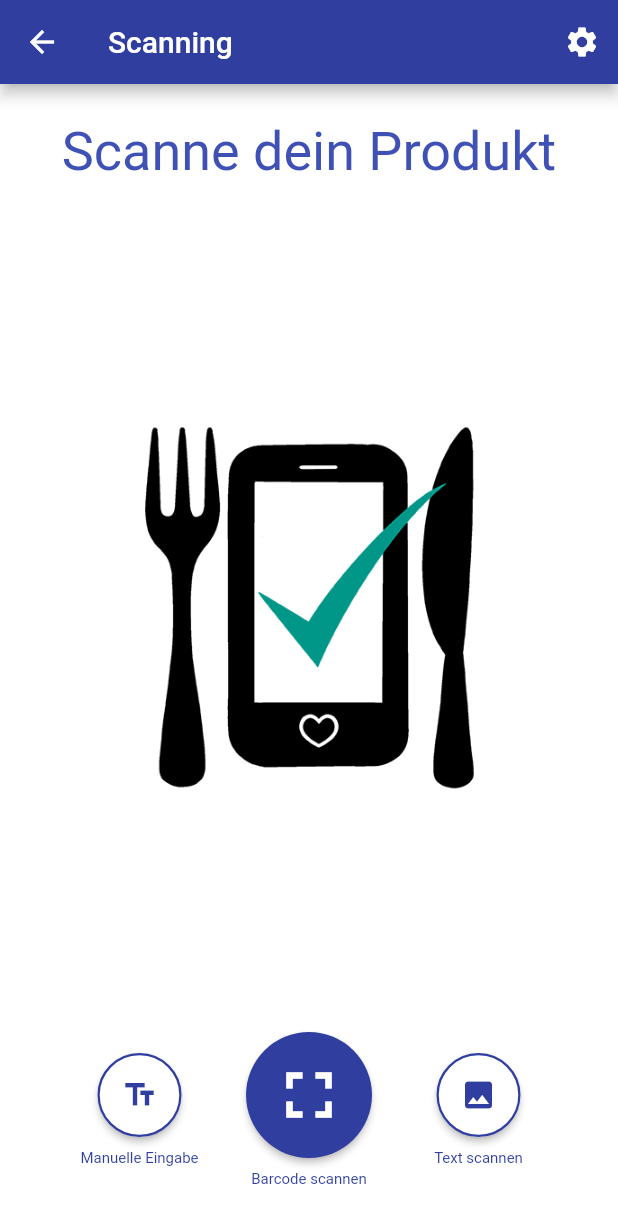
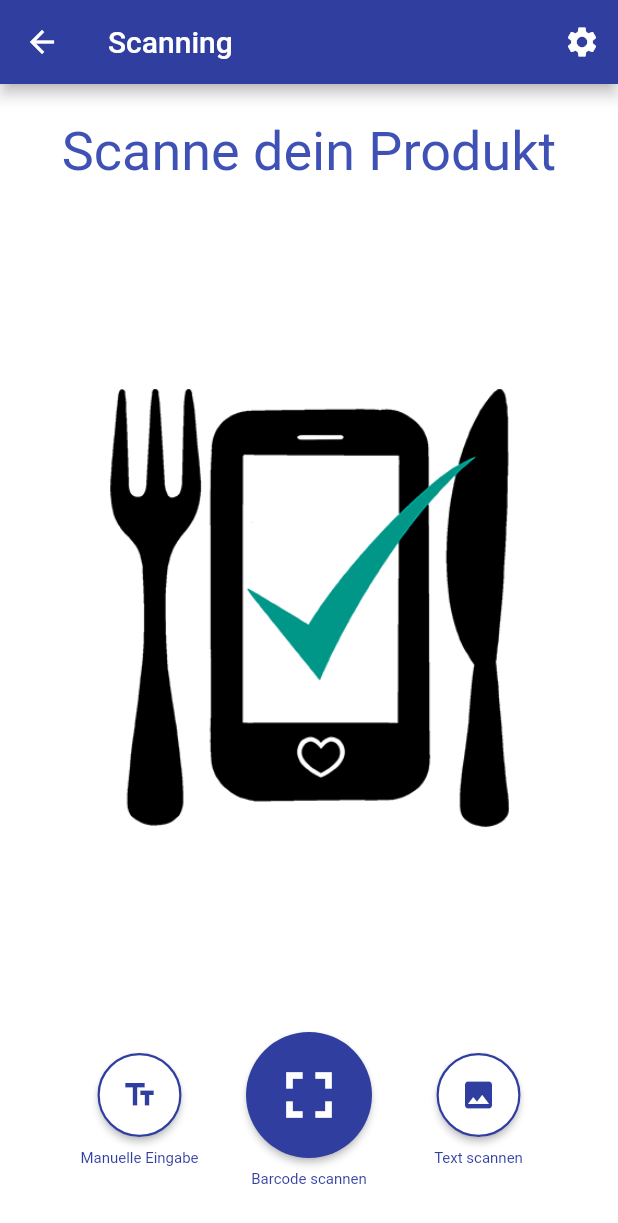
Before and after one commit to m-glock/Inhaltsstoff-Warnapp, a Flutter app: the ScanningRoot screen opened directly, after a tap on "Abbrechen", on a phone screen of 412 x 824 dp. Shown: the top 1223 px of the screen. Run offline on Flutter 3.47's test engine with Material 2 defaults, Android fonts, the phone set to English and light mode, and no system bars; our stand-ins replace introduction_screen, shared_preferences, sqflite; missing offline and left inert: flutter_barcode_scanner; accounts and stored records are empty.

Commit message:
cleanup scanningRoot layout

```diff
--- a/lib/pages/scanning/ScanningRoot.dart
+++ b/lib/pages/scanning/ScanningRoot.dart
@@ -1,10 +1,10 @@
 import 'dart:async';
-import 'package:Inhaltsstoff_Warnapp/customWidgets/LabelledIconButton.dart';
 import 'package:flutter/material.dart';
 import 'package:flutter/services.dart';
 import 'package:flutter_barcode_scanner/flutter_barcode_scanner.dart';
 
 import '../../customWidgets/CustomAppBar.dart';
+import '../../customWidgets/LabelledIconButton.dart';
 import './ScanningBarcodeDialog.dart';
 
 class ScanningRoot extends StatefulWidget {
@@ -16,32 +16,24 @@ class ScanningRoot extends StatefulWidget {
 
 class _ScanningRootState extends State<ScanningRoot> {
   String _scanBarcode = '';
-  TextEditingController _textController;
 
-  @override
-  void initState() {
-    super.initState();
-    _textController = TextEditingController(
-      text: null,
-    );
+  _getHexPrimaryColor() {
+    return '#${Theme.of(context).primaryColor.red.toRadixString(16)}${Theme.of(context).primaryColor.green.toRadixString(16)}${Theme.of(context).primaryColor.blue.toRadixString(16)}';
   }
 
-  startBarcodeScanStream() async {
+  _startBarcodeScanStream() async {
     FlutterBarcodeScanner.getBarcodeStreamReceiver(
-            Theme.of(context).textTheme.button.color.toString(),
-            "Abbrechen",
-            true,
-            ScanMode.BARCODE)
+            _getHexPrimaryColor(), "Abbrechen", true, ScanMode.BARCODE)
         .listen((barcode) => print(barcode));
   }
 
   // Platform messages are asynchronous, so we initialize in an async method.
-  Future<void> scanBarcodeNormal() async {
+  Future<void> _scanBarcodeNormal() async {
     String barcodeScanRes;
     // Platform messages may fail, so we use a try/catch PlatformException.
     try {
       barcodeScanRes = await FlutterBarcodeScanner.scanBarcode(
-          "#ff6666", "Abbrechen", true, ScanMode.BARCODE);
+          _getHexPrimaryColor(), "Abbrechen", true, ScanMode.BARCODE);
       print(barcodeScanRes);
     } on PlatformException {
       barcodeScanRes = 'Failed to get platform version.';
@@ -65,27 +57,17 @@ class _ScanningRootState extends State<ScanningRoot> {
       body: Container(
         padding: EdgeInsets.all(24.0),
         child: Column(
-          crossAxisAlignment: CrossAxisAlignment.center,
-          mainAxisSize: MainAxisSize.max,
-          mainAxisAlignment: MainAxisAlignment.end,
+          mainAxisAlignment: MainAxisAlignment.spaceBetween,
           children: <Widget>[
             Text(
               'Scanne dein Produkt',
               style: Theme.of(context).textTheme.headline1,
             ),
-            Expanded(
-                child: Image.asset(
+            Image.asset(
               'assets/images/logo.png',
-                  height: 300,
-                  width: 300,
             ),
-                flex: 1),
-            // Text('$_scanBarcode',
-            //     style: Theme.of(context).textTheme.headline2,
-            //     textAlign: TextAlign.center),
             Row(
               mainAxisAlignment: MainAxisAlignment.spaceEvenly,
-                verticalDirection: VerticalDirection.up,
               children: <Widget>[
                 LabelledIconButton(
                   'Manuelle Eingabe',
@@ -109,7 +91,7 @@ class _ScanningRootState extends State<ScanningRoot> {
                   'Barcode scannen',
                   Icons.fullscreen,
                   true,
-                    scanBarcodeNormal,
+                  _scanBarcodeNormal,
                   iconSize: 52,
                 ),
                 LabelledIconButton(
@@ -118,16 +100,11 @@ class _ScanningRootState extends State<ScanningRoot> {
                   false,
                   () {},
                 ),
-                ]),
+              ],
+            ),
           ],
         ),
       ),
     );
   }
-
-  @override
-  void dispose() {
-    _textController.dispose();
-    super.dispose();
 }
-}
```
Lines whose indentation alone changed are shown as unchanged.
